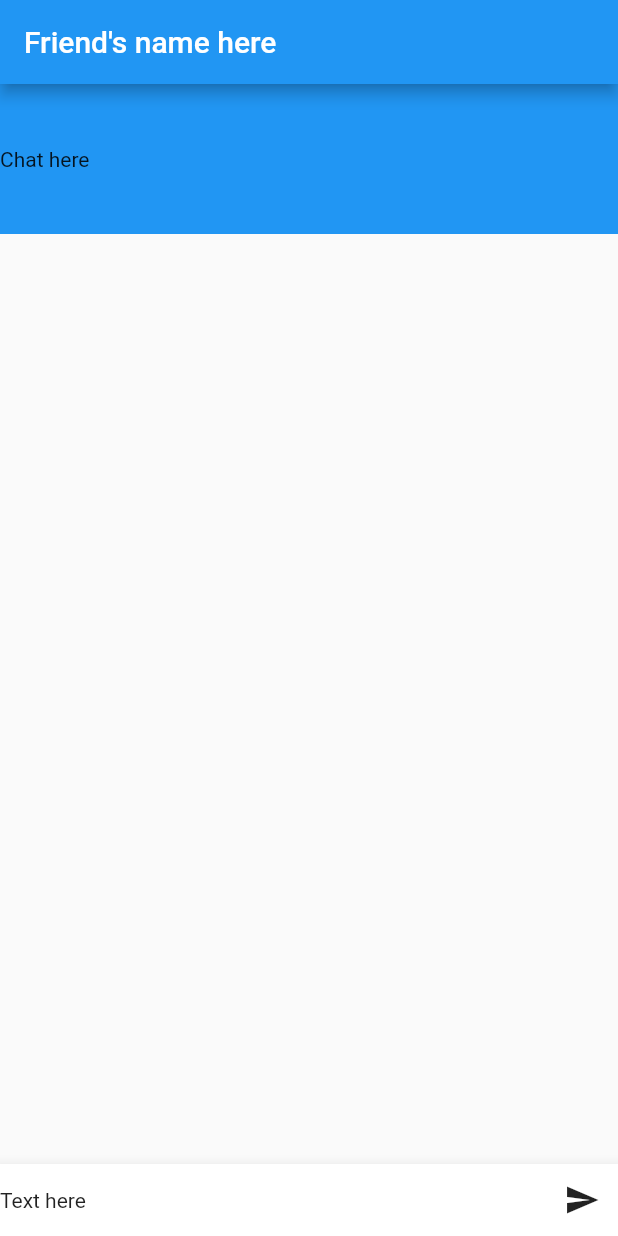
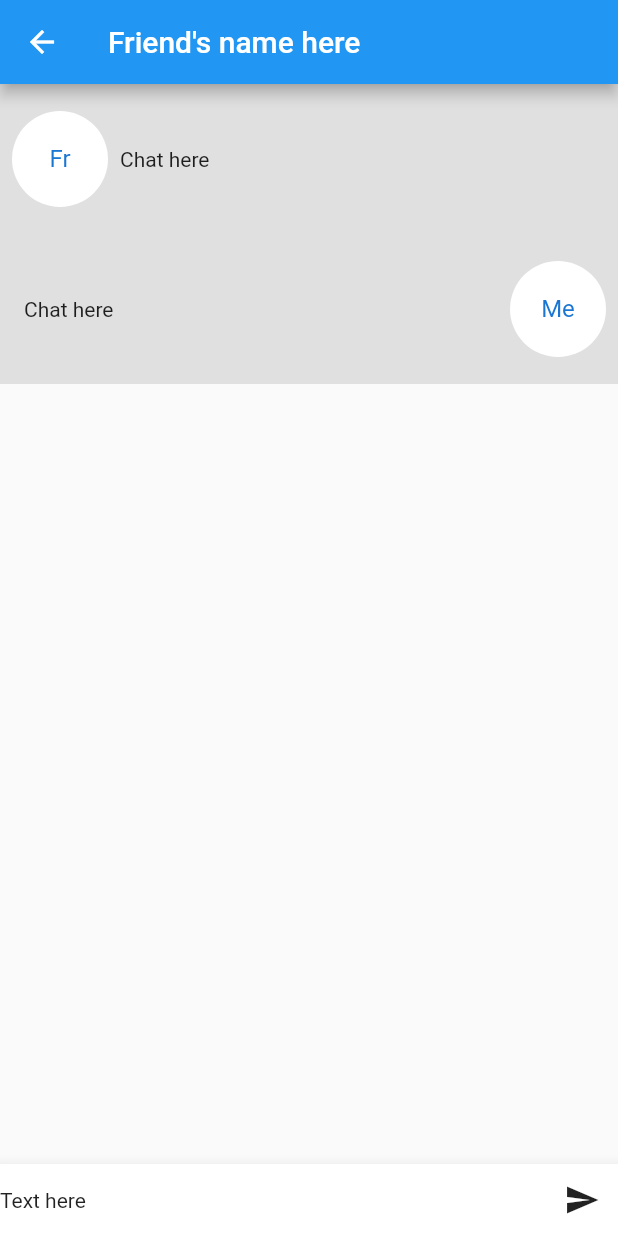
Before and after one commit to olusolaadek/chat_app, a Flutter app: the ChatView screen opened directly, on a phone screen of 412 x 824 dp. Run offline on Flutter 3.47's test engine with Material 2 defaults, Android fonts, the phone set to English and light mode, and no system bars.

Commit message:
create widget variables for ChatHead

```diff
--- a/lib/ChatMessages.dart
+++ b/lib/ChatMessages.dart
@@ -5,10 +5,12 @@ class ChatMessages extends StatefulWidget {
   _ChatMessagesState createState() => _ChatMessagesState();
 
   final bool isFriend;
+  final bool isNotPrevious;
 
   ChatMessages({
     Key key,
     this.isFriend = false,
+    this.isNotPrevious = false,
   }) : super(key: key);
 }
 
@@ -16,19 +18,32 @@ class _ChatMessagesState extends State<ChatMessages> {
   @override
   Widget build(BuildContext context) {
     return Container(
+      padding: EdgeInsets.all(8.0),
       height: 100.0,
       width: double.infinity,
-      color: Colors.blue,
+      color: Colors.grey[300],
       child: Row(
         crossAxisAlignment: CrossAxisAlignment.center,
         children: <Widget>[
-          widget.isFriend
+          widget.isFriend && widget.isNotPrevious
               ? CircleAvatar(
                   radius: 32.0,
                   backgroundColor: Colors.white,
+                  child: Text("Fr"),
                 )
               : Container(),
-          Text('Chat here'),
+          Expanded(
+              child: Padding(
+            padding: const EdgeInsets.all(8.0),
+            child: Text('Chat here'),
+          )),
+          !widget.isFriend && widget.isNotPrevious
+              ? CircleAvatar(
+                  radius: 32.0,
+                  backgroundColor: Colors.white,
+                  child: Text("Me"),
+                )
+              : Container(),
         ],
       ),
     );
--- a/lib/ChatView.dart
+++ b/lib/ChatView.dart
@@ -15,7 +15,8 @@ class _ChatViewState extends State<ChatView> {
       ),
       body: ListView(
         children: <Widget>[
-          ChatMessages(isFriend: false),
+          ChatMessages(isFriend: true, isNotPrevious: true),
+          ChatMessages(isFriend: false, isNotPrevious: true),
         ],
       ),
       bottomNavigationBar: BottomAppBar(
```
Also changed, not shown: lib/ChatHead.dart (+18 -4 lines), lib/scaffold.dart (+50 -46 lines).
